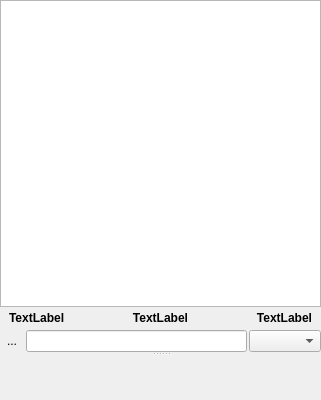
KDE/kmymoney, file kmymoney/views/ledgerviewpage.ui: the form before one commit.
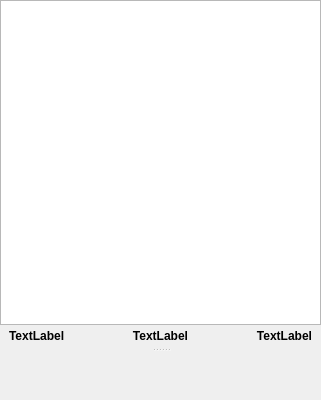
The form after the commit. Custom widgets are drawn as their Qt base class.

Commit message:
Implement a general search widget
Use it as a replacement for the filter widgets in the ledger view

Patch:
```diff
--- a/kmymoney/views/ledgerviewpage.ui
+++ b/kmymoney/views/ledgerviewpage.ui
@@ -100,8 +100,8 @@
         </widget>
        </item>
        <item>
-        <widget class="QWidget" name="m_filterContainer" native="true">
-         <layout class="QHBoxLayout" name="horizontalLayout" stretch="0,2,0">
+        <widget class="KMMSearchWidget" name="m_searchWidget" native="true">
+         <layout class="QHBoxLayout" name="horizontalLayout" stretch="">
           <property name="spacing">
            <number>2</number>
           </property>
@@ -117,26 +117,6 @@
           <property name="bottomMargin">
            <number>1</number>
           </property>
-          <item>
-           <widget class="QToolButton" name="m_closeButton">
-            <property name="text">
-             <string>...</string>
-            </property>
-            <property name="autoRaise">
-             <bool>true</bool>
-            </property>
-           </widget>
-          </item>
-          <item>
-           <widget class="QLineEdit" name="m_searchWidget"/>
-          </item>
-          <item>
-           <widget class="QComboBox" name="m_filterBox">
-            <property name="sizeAdjustPolicy">
-             <enum>QComboBox::AdjustToContents</enum>
-            </property>
-           </widget>
-          </item>
          </layout>
         </widget>
        </item>
@@ -153,6 +133,12 @@
    <extends>QListView</extends>
    <header>ledgerview.h</header>
   </customwidget>
+  <customwidget>
+   <class>KMMSearchWidget</class>
+   <extends>QWidget</extends>
+   <header>kmmsearchwidget.h</header>
+   <container>1</container>
+  </customwidget>
  </customwidgets>
  <resources/>
  <connections/>
```
The commit also changes 8 other files.
